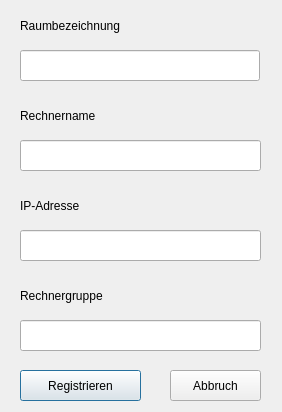
Above: linbo_gui/linboRegisterBox.ui from linuxmuster/linuxmuster-linbo before the change. Below: the same form after it.
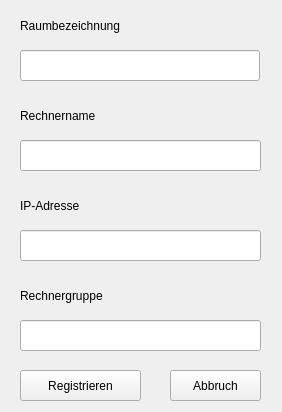
That is the form after the change.

Commit message: add linboimagewidget, refactor QDialog -> QWidget

The edit to the form file:
```diff
--- a/linbo_gui/linboRegisterBox.ui
+++ b/linbo_gui/linboRegisterBox.ui
@@ -1,7 +1,7 @@
 <?xml version="1.0" encoding="UTF-8"?>
 <ui version="4.0">
  <class>linboRegisterBox</class>
- <widget class="QDialog" name="linboRegisterBox">
+ <widget class="QWidget" name="linboRegisterBox">
   <property name="geometry">
    <rect>
     <x>0</x>
```
The commit also changes 35 other files.
